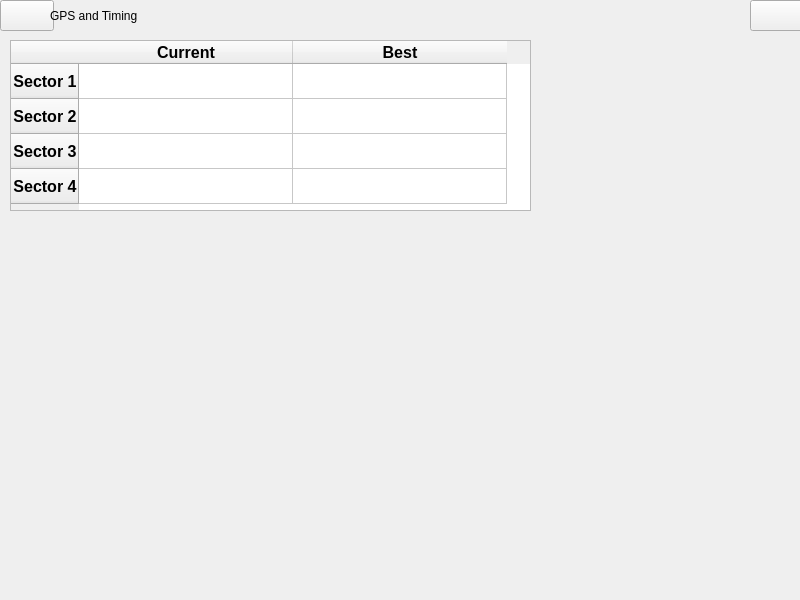
Before: the Qt Designer form src/core/geotimewindow.ui in Quartodilitro/dashboard, drawn with Qt 5.
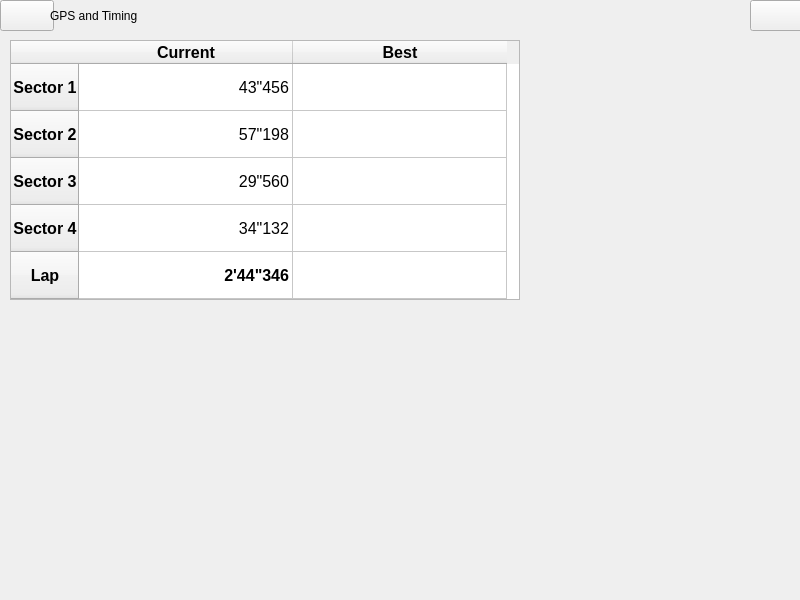
After: the same form once the commit is applied.

Diff of the .ui file:
```diff
--- a/src/core/geotimewindow.ui
+++ b/src/core/geotimewindow.ui
@@ -61,21 +61,15 @@
      <rect>
       <x>10</x>
       <y>40</y>
-      <width>521</width>
-      <height>171</height>
+      <width>510</width>
+      <height>260</height>
      </rect>
     </property>
     <property name="editTriggers">
      <set>QAbstractItemView::NoEditTriggers</set>
     </property>
-    <property name="showGrid">
-     <bool>true</bool>
-    </property>
-    <property name="gridStyle">
-     <enum>Qt::SolidLine</enum>
-    </property>
     <property name="rowCount">
-     <number>4</number>
+     <number>5</number>
     </property>
     <property name="columnCount">
      <number>2</number>
@@ -87,7 +81,7 @@
      <number>26</number>
     </attribute>
     <attribute name="verticalHeaderDefaultSectionSize">
-     <number>35</number>
+     <number>47</number>
     </attribute>
     <row>
      <property name="text">
@@ -149,6 +143,21 @@
       <set>AlignCenter</set>
      </property>
     </row>
+    <row>
+     <property name="text">
+      <string>Lap</string>
+     </property>
+     <property name="font">
+      <font>
+       <pointsize>12</pointsize>
+       <weight>75</weight>
+       <bold>true</bold>
+      </font>
+     </property>
+     <property name="textAlignment">
+      <set>AlignCenter</set>
+     </property>
+    </row>
     <column>
      <property name="text">
       <string>Current</string>
@@ -181,7 +190,7 @@
     </column>
     <item row="0" column="0">
      <property name="text">
-      <string/>
+      <string>43&quot;456</string>
      </property>
      <property name="font">
       <font>
@@ -207,7 +216,7 @@
     </item>
     <item row="1" column="0">
      <property name="text">
-      <string/>
+      <string>57&quot;198</string>
      </property>
      <property name="font">
       <font>
@@ -233,7 +242,7 @@
     </item>
     <item row="2" column="0">
      <property name="text">
-      <string/>
+      <string>29&quot;560</string>
      </property>
      <property name="font">
       <font>
@@ -259,7 +268,7 @@
     </item>
     <item row="3" column="0">
      <property name="text">
-      <string/>
+      <string>34&quot;132</string>
      </property>
      <property name="font">
       <font>
@@ -283,6 +292,37 @@
       <set>AlignTrailing|AlignVCenter</set>
      </property>
     </item>
+    <item row="4" column="0">
+     <property name="text">
+      <string>2'44&quot;346</string>
+     </property>
+     <property name="font">
+      <font>
+       <pointsize>12</pointsize>
+       <weight>75</weight>
+       <bold>true</bold>
+      </font>
+     </property>
+     <property name="textAlignment">
+      <set>AlignTrailing|AlignVCenter</set>
+     </property>
+    </item>
+    <item row="4" column="1">
+     <property name="text">
+      <string/>
+     </property>
+     <property name="font">
+      <font>
+       <pointsize>12</pointsize>
+       <weight>75</weight>
+       <bold>true</bold>
+       <kerning>true</kerning>
+      </font>
+     </property>
+     <property name="textAlignment">
+      <set>AlignTrailing|AlignVCenter</set>
+     </property>
+    </item>
    </widget>
    <widget class="QLabel" name="mapLabel">
     <property name="geometry">
```
